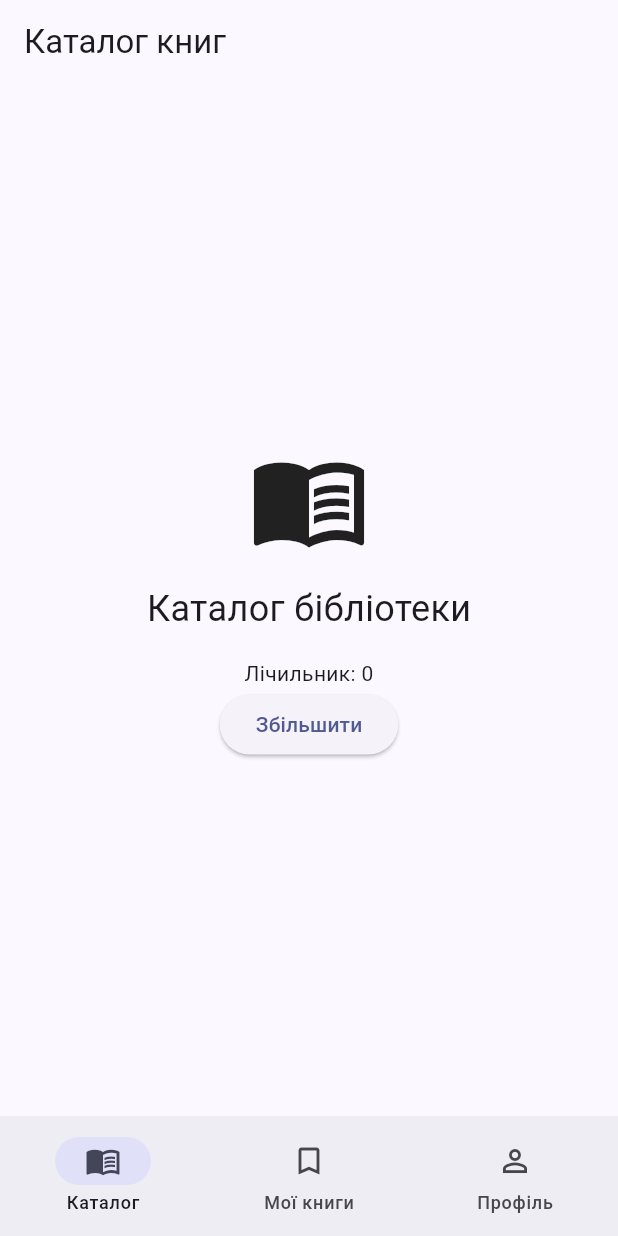
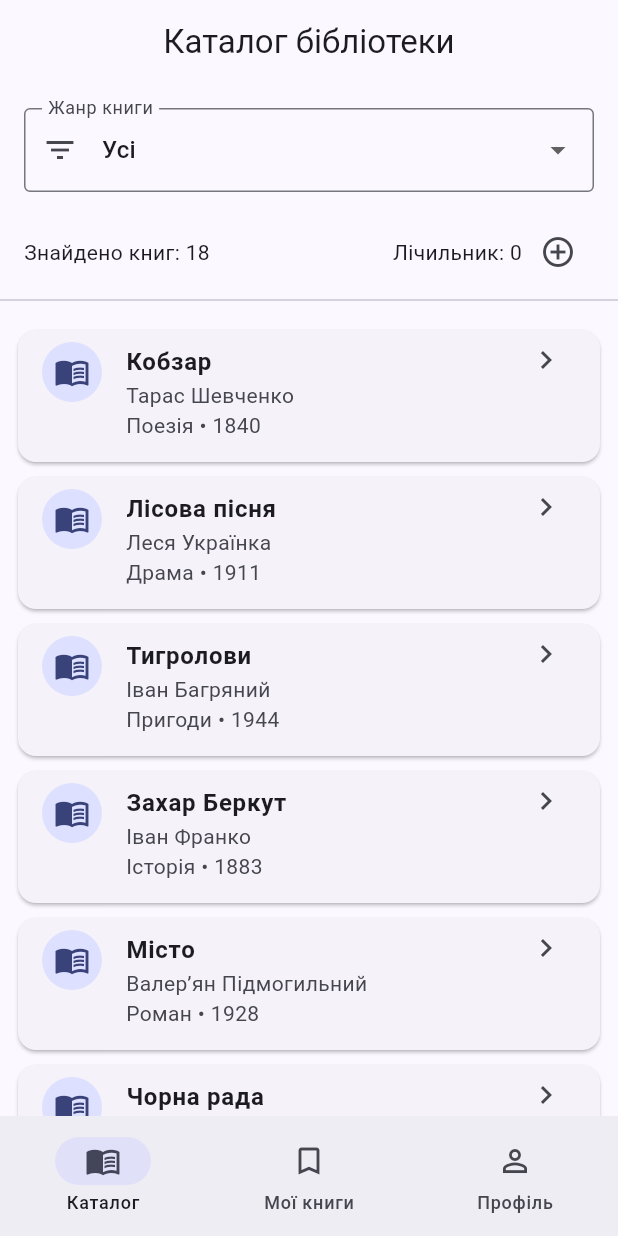
Before and after one commit to School-BD3/library_application_1, a Flutter app: the screen it shows after launch, on a phone screen of 412 x 824 dp. Run offline on Flutter 3.47's test engine with Material 3 defaults, Android fonts, the phone set to English and light mode, and no system bars; our stand-ins replace go_router.

Commit message:
додано каталог книг фільтрацію за жанрами та маршрути з параметрами

```diff
--- a/lib/main.dart
+++ b/lib/main.dart
@@ -1,8 +1,10 @@
 import 'package:flutter/material.dart';
-
+import 'package:go_router/go_router.dart';
 import 'router.dart';
 
 void main() {
+  GoRouter.optionURLReflectsImperativeAPIs = true;
+
   runApp(const LibraryApp());
 }
 
--- /dev/null
+++ b/lib/models/book.dart
@@ -0,0 +1,17 @@
+class Book {
+  final String id;
+  final String title;
+  final String author;
+  final String genre;
+  final int year;
+  final String description;
+
+  const Book({
+    required this.id,
+    required this.title,
+    required this.author,
+    required this.genre,
+    required this.year,
+    required this.description,
+  });
+}
--- /dev/null
+++ b/lib/models/book_data.dart
@@ -0,0 +1,158 @@
+import 'book.dart';
+
+const List<Book> books = [
+  Book(
+    id: '1',
+    title: 'Кобзар',
+    author: 'Тарас Шевченко',
+    genre: 'Поезія',
+    year: 1840,
+    description: 'Збірка поетичних творів Тараса Шевченка.',
+  ),
+  Book(
+    id: '2',
+    title: 'Лісова пісня',
+    author: 'Леся Українка',
+    genre: 'Драма',
+    year: 1911,
+    description: 'Драма-феєрія про природу, кохання та людські цінності.',
+  ),
+  Book(
+    id: '3',
+    title: 'Тигролови',
+    author: 'Іван Багряний',
+    genre: 'Пригоди',
+    year: 1944,
+    description: 'Пригодницький роман про боротьбу за свободу.',
+  ),
+  Book(
+    id: '4',
+    title: 'Захар Беркут',
+    author: 'Іван Франко',
+    genre: 'Історія',
+    year: 1883,
+    description: 'Історична повість про боротьбу карпатської громади.',
+  ),
+  Book(
+    id: '5',
+    title: 'Місто',
+    author: 'Валер’ян Підмогильний',
+    genre: 'Роман',
+    year: 1928,
+    description: 'Роман про життя молодої людини у великому місті.',
+  ),
+  Book(
+    id: '6',
+    title: 'Чорна рада',
+    author: 'Пантелеймон Куліш',
+    genre: 'Історія',
+    year: 1857,
+    description: 'Історичний роман про події доби Руїни.',
+  ),
+  Book(
+    id: '7',
+    title: 'Енеїда',
+    author: 'Іван Котляревський',
+    genre: 'Поезія',
+    year: 1798,
+    description: 'Бурлескно-травестійна поема за мотивами античного сюжету.',
+  ),
+  Book(
+    id: '8',
+    title: 'Кайдашева сім’я',
+    author: 'Іван Нечуй-Левицький',
+    genre: 'Повість',
+    year: 1879,
+    description: 'Соціально-побутова повість про українську родину.',
+  ),
+  Book(
+    id: '9',
+    title: 'Хіба ревуть воли, як ясла повні?',
+    author: 'Панас Мирний',
+    genre: 'Роман',
+    year: 1880,
+    description: 'Соціально-психологічний роман про долю людини.',
+  ),
+  Book(
+    id: '10',
+    title: 'Маруся Чурай',
+    author: 'Ліна Костенко',
+    genre: 'Поезія',
+    year: 1979,
+    description: 'Історичний роман у віршах про українську співачку.',
+  ),
+  Book(
+    id: '11',
+    title: '451° за Фаренгейтом',
+    author: 'Рей Бредбері',
+    genre: 'Фантастика',
+    year: 1953,
+    description: 'Антиутопія про суспільство, у якому заборонені книги.',
+  ),
+  Book(
+    id: '12',
+    title: '1984',
+    author: 'Джордж Орвелл',
+    genre: 'Фантастика',
+    year: 1949,
+    description: 'Антиутопічний роман про тоталітарний контроль.',
+  ),
+  Book(
+    id: '13',
+    title: 'Гаррі Поттер і філософський камінь',
+    author: 'Джоан Ролінґ',
+    genre: 'Фентезі',
+    year: 1997,
+    description: 'Перша історія про навчання Гаррі Поттера у Гоґвортсі.',
+  ),
+  Book(
+    id: '14',
+    title: 'Гобіт',
+    author: 'Джон Р. Р. Толкін',
+    genre: 'Фентезі',
+    year: 1937,
+    description: 'Пригодницька історія про подорож Більбо Торбина.',
+  ),
+  Book(
+    id: '15',
+    title: 'Пригоди Шерлока Холмса',
+    author: 'Артур Конан Дойл',
+    genre: 'Детектив',
+    year: 1892,
+    description: 'Збірка детективних оповідань про знаменитого сищика.',
+  ),
+  Book(
+    id: '16',
+    title: 'Убивство у Східному експресі',
+    author: 'Агата Крісті',
+    genre: 'Детектив',
+    year: 1934,
+    description: 'Детективний роман про загадковий злочин у потязі.',
+  ),
+  Book(
+    id: '17',
+    title: 'Острів скарбів',
+    author: 'Роберт Луїс Стівенсон',
+    genre: 'Пригоди',
+    year: 1883,
+    description: 'Роман про пошуки піратських скарбів.',
+  ),
+  Book(
+    id: '18',
+    title: 'Маленький принц',
+    author: 'Антуан де Сент-Екзюпері',
+    genre: 'Повість',
+    year: 1943,
+    description: 'Філософська казка про дружбу та відповідальність.',
+  ),
+];
+
+Book? findBookById(String id) {
+  for (final book in books) {
+    if (book.id == id) {
+      return book;
+    }
+  }
+
+  return null;
+}
--- a/lib/router.dart
+++ b/lib/router.dart
@@ -2,12 +2,14 @@ import 'package:flutter/material.dart';
 import 'package:go_router/go_router.dart';
 
 import 'screens/catalog_screen.dart';
+import 'screens/book_screen.dart';
 import 'screens/my_books_screen.dart';
 import 'screens/profile_screen.dart';
 import 'widgets/main_navigation.dart';
 
 final GoRouter appRouter = GoRouter(
   initialLocation: '/catalog',
+
   routes: [
     StatefulShellRoute.indexedStack(
       builder: (context, state, navigationShell) {
@@ -15,17 +17,36 @@ final GoRouter appRouter = GoRouter(
           navigationShell: navigationShell,
         );
       },
+
       branches: [
         StatefulShellBranch(
           routes: [
             GoRoute(
               path: '/catalog',
               builder: (context, state) {
-                return const CatalogScreen();
+                final genre = state.uri.queryParameters['genre'];
+
+                return CatalogScreen(
+                  selectedGenre: genre,
+                );
               },
+              routes: [
+                GoRoute(
+                  path: 'book/:bookId',
+                  builder: (context, state) {
+                    final bookId =
+                        state.pathParameters['bookId']!;
+
+                    return BookScreen(
+                      bookId: bookId,
+                    );
+                  },
+                ),
+              ],
             ),
           ],
         ),
+
         StatefulShellBranch(
           routes: [
             GoRoute(
@@ -36,6 +57,7 @@ final GoRouter appRouter = GoRouter(
             ),
           ],
         ),
+
         StatefulShellBranch(
           routes: [
             GoRoute(
@@ -49,6 +71,7 @@ final GoRouter appRouter = GoRouter(
       ],
     ),
   ],
+
   errorBuilder: (context, state) {
     return Scaffold(
       appBar: AppBar(
--- a/lib/screens/catalog_screen.dart
+++ b/lib/screens/catalog_screen.dart
@@ -1,7 +1,16 @@
 import 'package:flutter/material.dart';
+import 'package:go_router/go_router.dart';
+
+import '../models/book.dart';
+import '../models/book_data.dart';
 
 class CatalogScreen extends StatefulWidget {
-  const CatalogScreen({super.key});
+  final String? selectedGenre;
+
+  const CatalogScreen({
+    super.key,
+    this.selectedGenre,
+  });
 
   @override
   State<CatalogScreen> createState() => _CatalogScreenState();
@@ -12,32 +21,115 @@ class _CatalogScreenState extends State<CatalogScreen> {
 
   @override
   Widget build(BuildContext context) {
+    debugPrint('CatalogScreen build');
+
+    final genres = [
+      'Усі',
+      ...{for (final book in books) book.genre},
+    ];
+
+    final currentGenre = widget.selectedGenre ?? 'Усі';
+
+    final List<Book> filteredBooks = currentGenre == 'Усі'
+        ? books
+        : books.where((book) => book.genre == currentGenre).toList();
+
     return Scaffold(
       appBar: AppBar(
-        title: const Text('Каталог книг'),
+        title: const Text('Каталог бібліотеки'),
+        centerTitle: true,
       ),
-      body: Center(
-        child: Column(
-          mainAxisAlignment: MainAxisAlignment.center,
-          children: [
-            const Icon(Icons.menu_book, size: 80),
-            const SizedBox(height: 16),
-            const Text(
-              'Каталог бібліотеки',
-              style: TextStyle(fontSize: 24),
+      body: Column(
+        children: [
+          Padding(
+            padding: const EdgeInsets.all(16),
+            child: DropdownButtonFormField<String>(
+              key: ValueKey(currentGenre),
+              initialValue: genres.contains(currentGenre)
+                  ? currentGenre
+                  : 'Усі',
+              decoration: const InputDecoration(
+                labelText: 'Жанр книги',
+                border: OutlineInputBorder(),
+                prefixIcon: Icon(Icons.filter_list),
+              ),
+              items: genres.map((genre) {
+                return DropdownMenuItem(
+                  value: genre,
+                  child: Text(genre),
+                );
+              }).toList(),
+              onChanged: (genre) {
+                if (genre == null) return;
+
+                if (genre == 'Усі') {
+                  context.go('/catalog');
+                } else {
+                  context.go(
+                    Uri(
+                      path: '/catalog',
+                      queryParameters: {'genre': genre},
+                    ).toString(),
+                  );
+                }
+              },
             ),
-            const SizedBox(height: 16),
-            Text('Лічильник: $counter'),
-            ElevatedButton(
-              onPressed: () {
-                setState(() {
-                  counter++;
-                });
+          ),
+
+          Padding(
+            padding: const EdgeInsets.symmetric(horizontal: 16),
+            child: Row(
+              children: [
+                Text('Знайдено книг: ${filteredBooks.length}'),
+                const Spacer(),
+                Text('Лічильник: $counter'),
+                IconButton(
+                  onPressed: () {
+                    setState(() => counter++);
+                  },
+                  icon: const Icon(Icons.add_circle_outline),
+                  tooltip: 'Збільшити лічильник',
+                ),
+              ],
+            ),
+          ),
+
+          const Divider(),
+
+          Expanded(
+            child: ListView.builder(
+              key: const PageStorageKey('catalog-list'),
+              padding: const EdgeInsets.all(12),
+              itemCount: filteredBooks.length,
+              itemBuilder: (context, index) {
+                final book = filteredBooks[index];
+
+                return Card(
+                  margin: const EdgeInsets.only(bottom: 10),
+                  child: ListTile(
+                    leading: const CircleAvatar(
+                      child: Icon(Icons.menu_book),
+                    ),
+                    title: Text(
+                      book.title,
+                      style: const TextStyle(
+                        fontWeight: FontWeight.bold,
+                      ),
+                    ),
+                    subtitle: Text(
+                      '${book.author}\n${book.genre} • ${book.year}',
+                    ),
+                    isThreeLine: true,
+                    trailing: const Icon(Icons.chevron_right),
+                    onTap: () {
+                      context.push('/catalog/book/${book.id}');
+                    },
+                  ),
+                );
               },
-              child: const Text('Збільшити'),
             ),
-          ],
-        ),
+          ),
+        ],
       ),
     );
   }
```
Also changed, not shown: lib/screens/book_screen.dart (added, +130 -0 lines).
